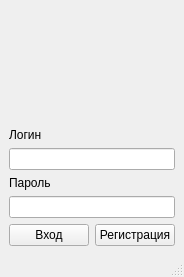
Above: start.ui from mrkihiki/kb_231_3-1_py_qtsem before the change. Below: the same form after it.
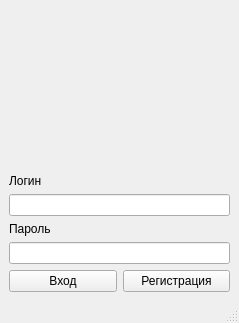
That is the form after the change.

Patch:
```diff
--- a/start.ui
+++ b/start.ui
@@ -6,8 +6,8 @@
    <rect>
     <x>0</x>
     <y>0</y>
-    <width>180</width>
-    <height>277</height>
+    <width>239</width>
+    <height>323</height>
    </rect>
   </property>
   <property name="sizePolicy">
```
Left out of the diff: 2 changed lines with no effect on the pictures.
